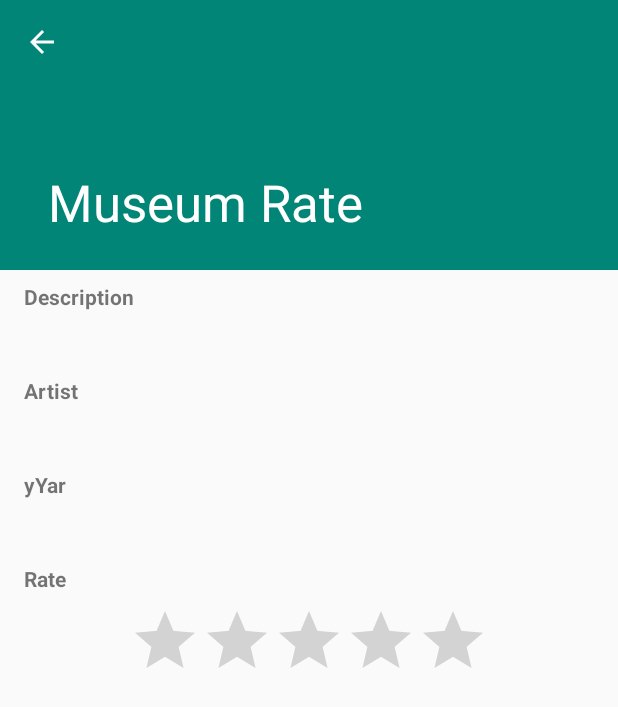
After one commit to melvinsalas/museum_rate, an Android app: the DetailActivity screen opened directly, with no data from a screen before it, on a phone screen of 412 x 824 dp. The commit adds this screen. Shown: the top 707 px of the screen. Run offline under Robolectric (Android 15) with nearby library versions, the phone set to English and light mode, and no system bars; our stand-ins replace ButterKnife, Picasso; pictures from the network do not load; 7 statements that could not run were skipped.

Commit message:
Finish test - Fix Picasso images - Add rating - Add persistence - Add share link

```diff
--- a/app/build.gradle
+++ b/app/build.gradle
@@ -24,6 +24,7 @@ android {
 }
 
 dependencies {
+    implementation 'com.google.android.material:material:1.0.0'
     androidTestImplementation 'androidx.test.espresso:espresso-core:3.1.1'
     androidTestImplementation 'androidx.test.ext:junit:1.1.0'
     annotationProcessor 'com.jakewharton:butterknife-compiler:10.2.0'
--- a/app/src/main/java/com/melvinsalas/museumrate/MainActivity.java
+++ b/app/src/main/java/com/melvinsalas/museumrate/MainActivity.java
@@ -29,11 +29,7 @@ public class MainActivity extends AppCompatActivity {
             public void onClick(View v) {
                 Intent intent = new Intent(MainActivity.this, ExhibitionsActivity.class);
                 startActivity(intent);
-                try {
-                    this.finalize();
-                } catch (Throwable throwable) {
-                    throwable.printStackTrace();
-                }
+                finish();
             }
         });
     }
--- /dev/null
+++ b/app/src/main/java/com/melvinsalas/museumrate/activities/DetailActivity.java
@@ -0,0 +1,98 @@
+package com.melvinsalas.museumrate.activities;
+
+import android.annotation.SuppressLint;
+import android.content.Intent;
+import android.os.Bundle;
+import android.transition.Visibility;
+import android.view.View;
+import android.widget.ImageView;
+import android.widget.RatingBar;
+import android.widget.TextView;
+
+import com.google.android.material.floatingactionbutton.FloatingActionButton;
+import com.google.android.material.snackbar.Snackbar;
+
+import androidx.appcompat.app.AppCompatActivity;
+import androidx.appcompat.widget.Toolbar;
+import androidx.core.app.ShareCompat;
+
+import com.melvinsalas.museumrate.R;
+import com.melvinsalas.museumrate.models.Exhibition;
+import com.melvinsalas.museumrate.models.Rating;
+import com.melvinsalas.museumrate.repositories.ExhibitionsRepository;
+import com.melvinsalas.museumrate.repositories.RatingRepository;
+import com.squareup.picasso.Picasso;
+
+import butterknife.BindView;
+import butterknife.ButterKnife;
+
+public class DetailActivity extends AppCompatActivity {
+    @BindView(R.id.toolbar)
+    Toolbar toolbar;
+    @BindView(R.id.backdrop)
+    ImageView backdrop;
+    @BindView(R.id.detail_textview)
+    TextView details;
+    @BindView(R.id.artist_textview)
+    TextView artist;
+    @BindView(R.id.year_textview)
+    TextView year;
+    @BindView(R.id.ratingBar)
+    RatingBar ratingBar;
+    @BindView(R.id.share_fab)
+    FloatingActionButton shareFab;
+
+    Exhibition exhibition;
+    Rating rating;
+
+    @SuppressLint("SetTextI18n")
+    @Override
+    protected void onCreate(Bundle savedInstanceState) {
+        super.onCreate(savedInstanceState);
+        setContentView(R.layout.activity_detail);
+
+        // Bind ButterKnife
+        ButterKnife.bind(this);
+
+        // Get detail Id
+        if (savedInstanceState == null) {
+            Bundle extras = getIntent().getExtras();
+            if (extras != null) {
+                int exhibitionId = extras.getInt("EXHIBITION_ID", 0);
+                if (exhibitionId != 0) {
+                    exhibition = ExhibitionsRepository.getById(exhibitionId);
+                }
+            }
+        }
+
+        // Set toolbar
+        Picasso.get().load(exhibition.getPicture()).into(backdrop);
+        toolbar.setTitle(exhibition.getName());
+        setSupportActionBar(toolbar);
+        getSupportActionBar().setDisplayHomeAsUpEnabled(true);
+
+        details.setText(exhibition.getDescription());
+        artist.setText(exhibition.getArtist());
+        year.setText(exhibition.getYear() + "");
+
+        // RatingBar
+
+        rating = RatingRepository.getById(this.getApplicationContext(), exhibition.getId());
+        ratingBar.setRating(rating.getRate());
+
+        ratingBar.setOnRatingBarChangeListener((ratingBar, rate, fromUser) -> {
+            rating = new Rating(exhibition.getId(), rate);
+            RatingRepository.save(this.getApplicationContext(), rating);
+            shareFab.show();
+            Snackbar.make(ratingBar, "You can share your rate", Snackbar.LENGTH_LONG).show();
+        });
+
+        shareFab.setOnClickListener(v -> {
+            ShareCompat.IntentBuilder.from(this)
+                    .setType("text/plain")
+                    .setChooserTitle(getResources().getText(R.string.send_to))
+                    .setText("I rate \"" + exhibition.getName() + "\" with " + rating.getRate() + " stars\nLook that in: " + exhibition.getPicture())
+                    .startChooser();
+        });
+    }
+}
--- /dev/null
+++ b/app/src/main/res/layout/activity_detail.xml
@@ -0,0 +1,57 @@
+<?xml version="1.0" encoding="utf-8"?>
+<androidx.coordinatorlayout.widget.CoordinatorLayout xmlns:android="http://schemas.android.com/apk/res/android"
+    xmlns:app="http://schemas.android.com/apk/res-auto"
+    xmlns:tools="http://schemas.android.com/tools"
+    android:layout_width="match_parent"
+    android:layout_height="match_parent"
+    android:fitsSystemWindows="true"
+    tools:context=".activities.DetailActivity">
+
+    <com.google.android.material.floatingactionbutton.FloatingActionButton
+        android:id="@+id/share_fab"
+        android:layout_width="wrap_content"
+        android:layout_height="wrap_content"
+        android:layout_gravity="end|bottom"
+        android:layout_margin="16dp"
+        android:clickable="true"
+        android:focusable="true"
+        android:visibility="gone"
+        app:srcCompat="@android:drawable/ic_menu_share" />
+
+    <com.google.android.material.appbar.AppBarLayout
+        android:id="@+id/app_bar"
+        android:layout_width="match_parent"
+        android:layout_height="@dimen/app_bar_height"
+        android:fitsSystemWindows="true"
+        android:theme="@style/AppTheme.AppBarOverlay">
+
+        <com.google.android.material.appbar.CollapsingToolbarLayout
+            android:id="@+id/toolbar_layout"
+            android:layout_width="match_parent"
+            android:layout_height="match_parent"
+            android:fitsSystemWindows="true"
+            app:contentScrim="?attr/colorPrimary"
+            app:layout_scrollFlags="scroll|exitUntilCollapsed"
+            app:toolbarId="@+id/toolbar">
+
+            <ImageView
+                android:id="@+id/backdrop"
+                android:layout_width="match_parent"
+                android:layout_height="match_parent"
+                android:scaleType="centerCrop"
+                android:fitsSystemWindows="true"
+                app:layout_collapseMode="parallax" />
+
+            <androidx.appcompat.widget.Toolbar
+                android:id="@+id/toolbar"
+                android:layout_width="match_parent"
+                android:layout_height="?attr/actionBarSize"
+                app:layout_collapseMode="pin"
+                app:popupTheme="@style/AppTheme.PopupOverlay" />
+
+        </com.google.android.material.appbar.CollapsingToolbarLayout>
+    </com.google.android.material.appbar.AppBarLayout>
+
+    <include layout="@layout/content_detail" />
+
+</androidx.coordinatorlayout.widget.CoordinatorLayout>
--- /dev/null
+++ b/app/src/main/res/layout/content_detail.xml
@@ -0,0 +1,130 @@
+<?xml version="1.0" encoding="utf-8"?>
+<androidx.core.widget.NestedScrollView xmlns:android="http://schemas.android.com/apk/res/android"
+    xmlns:app="http://schemas.android.com/apk/res-auto"
+    xmlns:tools="http://schemas.android.com/tools"
+    android:layout_width="match_parent"
+    android:layout_height="match_parent"
+    app:layout_behavior="@string/appbar_scrolling_view_behavior"
+    tools:context=".activities.DetailActivity"
+    tools:showIn="@layout/activity_detail">
+
+    <androidx.constraintlayout.widget.ConstraintLayout
+        android:layout_width="match_parent"
+        android:layout_height="500dp">
+
+        <TextView
+            android:id="@+id/detail_textview"
+            android:layout_width="0dp"
+            android:layout_height="wrap_content"
+            android:layout_marginStart="16dp"
+            android:layout_marginLeft="16dp"
+            android:layout_marginTop="8dp"
+            android:layout_marginEnd="16dp"
+            android:layout_marginRight="16dp"
+            app:layout_constraintEnd_toEndOf="parent"
+            app:layout_constraintStart_toStartOf="parent"
+            app:layout_constraintTop_toBottomOf="@+id/description_title" />
+
+        <TextView
+            android:id="@+id/artist_textview"
+            android:layout_width="0dp"
+            android:layout_height="wrap_content"
+            android:layout_marginStart="16dp"
+            android:layout_marginLeft="16dp"
+            android:layout_marginTop="8dp"
+            android:layout_marginEnd="16dp"
+            android:layout_marginRight="16dp"
+            app:layout_constraintEnd_toEndOf="parent"
+            app:layout_constraintHorizontal_bias="0.0"
+            app:layout_constraintStart_toStartOf="parent"
+            app:layout_constraintTop_toBottomOf="@+id/artist_title" />
+
+        <TextView
+            android:id="@+id/year_textview"
+            android:layout_width="0dp"
+            android:layout_height="wrap_content"
+            android:layout_marginStart="16dp"
+            android:layout_marginLeft="16dp"
+            android:layout_marginTop="8dp"
+            android:layout_marginEnd="16dp"
+            android:layout_marginRight="16dp"
+            app:layout_constraintEnd_toEndOf="parent"
+            app:layout_constraintHorizontal_bias="0.0"
+            app:layout_constraintStart_toStartOf="parent"
+            app:layout_constraintTop_toBottomOf="@+id/year_title" />
+
+        <TextView
+            android:id="@+id/description_title"
+            android:layout_width="0dp"
+            android:layout_height="wrap_content"
+            android:layout_marginStart="16dp"
+            android:layout_marginLeft="16dp"
+            android:layout_marginTop="8dp"
+            android:layout_marginEnd="16dp"
+            android:layout_marginRight="16dp"
+            android:text="@string/description_title"
+            android:textStyle="bold"
+            app:layout_constraintEnd_toEndOf="parent"
+            app:layout_constraintStart_toStartOf="parent"
+            app:layout_constraintTop_toTopOf="parent" />
+
+        <TextView
+            android:id="@+id/artist_title"
+            android:layout_width="0dp"
+            android:layout_height="wrap_content"
+            android:layout_marginStart="16dp"
+            android:layout_marginLeft="16dp"
+            android:layout_marginTop="16dp"
+            android:layout_marginEnd="16dp"
+            android:layout_marginRight="16dp"
+            android:text="@string/artist_title"
+            android:textStyle="bold"
+            app:layout_constraintEnd_toEndOf="parent"
+            app:layout_constraintHorizontal_bias="0.0"
+            app:layout_constraintStart_toStartOf="parent"
+            app:layout_constraintTop_toBottomOf="@+id/detail_textview" />
+
+        <TextView
+            android:id="@+id/year_title"
+            android:layout_width="0dp"
+            android:layout_height="wrap_content"
+            android:layout_marginStart="16dp"
+            android:layout_marginLeft="16dp"
+            android:layout_marginTop="16dp"
+            android:layout_marginEnd="16dp"
+            android:layout_marginRight="16dp"
+            android:text="@string/year_title"
+            android:textStyle="bold"
+            app:layout_constraintEnd_toEndOf="parent"
+            app:layout_constraintHorizontal_bias="0.0"
+            app:layout_constraintStart_toStartOf="parent"
+            app:layout_constraintTop_toBottomOf="@+id/artist_textview" />
+
+        <TextView
+            android:id="@+id/rate_title"
+            android:layout_width="0dp"
+            android:layout_height="wrap_content"
+            android:layout_marginStart="16dp"
+            android:layout_marginLeft="16dp"
+            android:layout_marginTop="16dp"
+            android:layout_marginEnd="16dp"
+            android:layout_marginRight="16dp"
+            android:text="@string/rate_title"
+            android:textStyle="bold"
+            app:layout_constraintEnd_toEndOf="parent"
+            app:layout_constraintHorizontal_bias="1.0"
+            app:layout_constraintStart_toStartOf="parent"
+            app:layout_constraintTop_toBottomOf="@+id/year_textview" />
+
+        <RatingBar
+            android:id="@+id/ratingBar"
+            android:layout_width="wrap_content"
+            android:layout_height="wrap_content"
+            android:layout_marginTop="8dp"
+            android:layout_marginBottom="16dp"
+            app:layout_constraintBottom_toBottomOf="parent"
+            app:layout_constraintEnd_toEndOf="parent"
+            app:layout_constraintStart_toStartOf="parent"
+            app:layout_constraintTop_toBottomOf="@+id/rate_title" />
+    </androidx.constraintlayout.widget.ConstraintLayout>
+</androidx.core.widget.NestedScrollView>
--- a/app/src/main/res/layout/exhibition_row.xml
+++ b/app/src/main/res/layout/exhibition_row.xml
@@ -16,6 +16,7 @@
         android:layout_marginLeft="8dp"
         android:layout_marginTop="8dp"
         android:layout_marginBottom="8dp"
+        android:scaleType="centerCrop"
         app:layout_constraintBottom_toBottomOf="parent"
         app:layout_constraintStart_toStartOf="parent"
         app:layout_constraintTop_toTopOf="parent"
@@ -46,7 +47,6 @@
             android:layout_marginRight="8dp"
             android:ellipsize="end"
             android:maxLines="1"
-            android:text="TextView"
             android:textSize="18sp"
             android:textStyle="bold"
             app:layout_constraintEnd_toEndOf="parent"
@@ -65,7 +65,6 @@
             android:layout_marginBottom="8dp"
             android:ellipsize="end"
             android:maxLines="2"
-            android:text="TextView"
             app:layout_constraintBottom_toBottomOf="parent"
             app:layout_constraintEnd_toEndOf="parent"
             app:layout_constraintStart_toStartOf="parent"
--- /dev/null
+++ b/app/src/main/res/values/dimens.xml
@@ -0,0 +1,5 @@
+<resources>
+    <dimen name="app_bar_height">180dp</dimen>
+    <dimen name="fab_margin">16dp</dimen>
+    <dimen name="text_margin">16dp</dimen>
+</resources>
--- a/app/src/main/res/values/strings.xml
+++ b/app/src/main/res/values/strings.xml
@@ -1,3 +1,13 @@
 <resources>
     <string name="app_name">Museum Rate</string>
+    <string name="send_to">Send to</string>
+    <string name="list_tiel">Select a exhibition to rate</string>
+    <string name="welcome_title">Thanks for visit the virtual museum</string>
+    <string name="welcome_description">We appreciate if you take a few minutes to rate our exhibitions</string>
+    <string name="start">Start</string>
+    <string name="description_title">Description</string>
+    <string name="artist_title">Artist</string>
+    <string name="year_title">yYar</string>
+    <string name="rate_title">Rate</string>
+    <string name="action_settings">Sattings</string>
 </resources>
--- a/app/src/main/res/values/styles.xml
+++ b/app/src/main/res/values/styles.xml
@@ -8,4 +8,13 @@
         <item name="colorAccent">@color/colorAccent</item>
     </style>
 
+    <style name="AppTheme.NoActionBar">
+        <item name="windowActionBar">false</item>
+        <item name="windowNoTitle">true</item>
+    </style>
+
+    <style name="AppTheme.AppBarOverlay" parent="ThemeOverlay.AppCompat.Dark.ActionBar" />
+
+    <style name="AppTheme.PopupOverlay" parent="ThemeOverlay.AppCompat.Light" />
+
 </resources>
```
Also changed, not shown: app/src/main/AndroidManifest.xml (+11 -1 lines), app/src/main/java/com/melvinsalas/museumrate/activities/ExhibitionsActivity.java (+14 -4 lines), app/src/main/java/com/melvinsalas/museumrate/adapters/ExhibitionAdapter.java (+0 -27 lines), app/src/main/java/com/melvinsalas/museumrate/models/Rating.java (added, +13 -0 lines), app/src/main/java/com/melvinsalas/museumrate/repositories/ExhibitionsRepository.java (+33 -11 lines), app/src/main/java/com/melvinsalas/museumrate/repositories/RatingRepository.java (added, +33 -0 lines), app/src/main/res/layout/activity_exhibitions.xml (+16 -1 lines), app/src/main/res/layout/activity_main.xml (+7 -3 lines), app/src/main/res/menu/menu_detail.xml (added, +10 -0 lines).
